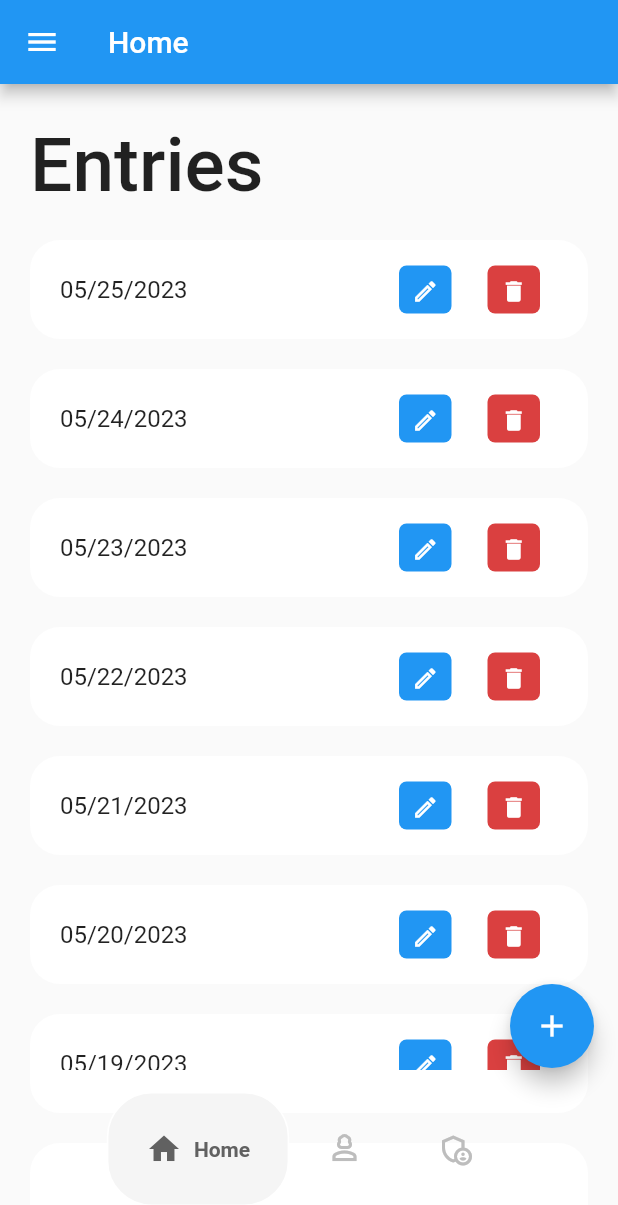
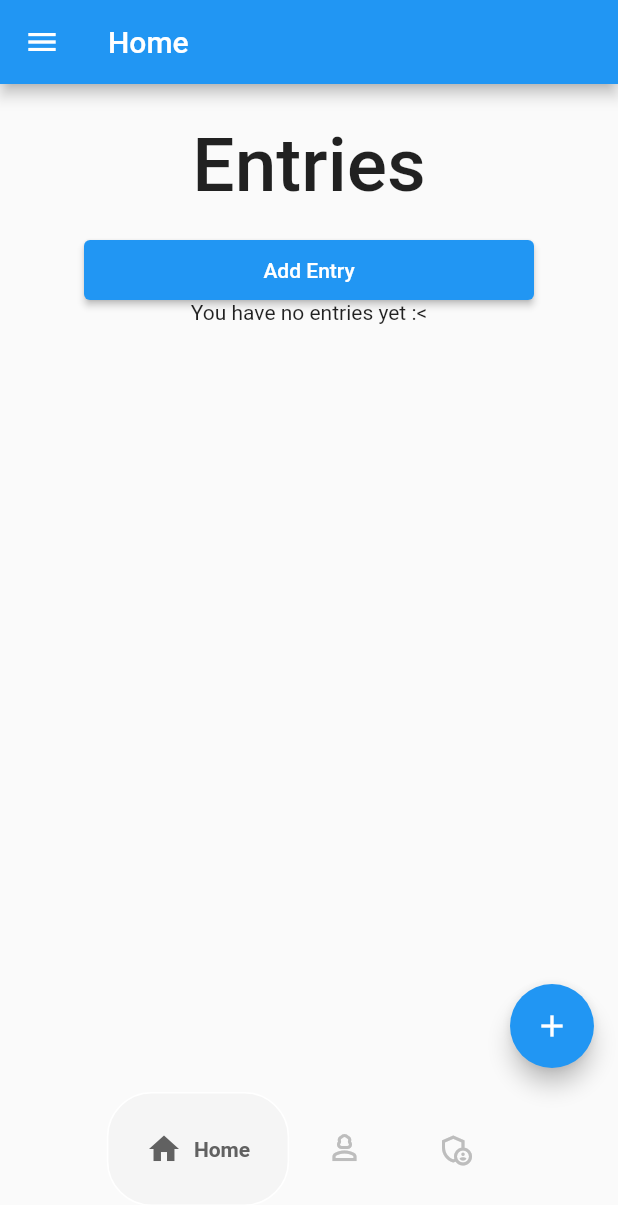
Before and after one commit to CMSC-23-2nd-Sem-2022-2023/project-atienza_iloso_natividad_taag, a Flutter app: the screen it shows once a user with an empty profile is signed in, on a phone screen of 412 x 824 dp. Shown: the top 1205 px of the screen. Run offline on Flutter 3.47's test engine with Material 2 defaults, Android fonts, the phone set to English and light mode, and no system bars; drawn by our look-alikes of google_nav_bar; our stand-ins replace cloud_firestore, firebase_auth, firebase_core; accounts and stored records are empty.

Commit message:
feat: added entry model and provider. TODO: fix history_page

```diff
--- a/lib/main.dart
+++ b/lib/main.dart
@@ -1,10 +1,12 @@
+import 'package:cmsc23_b5l_project/providers/entry_provider.dart';
 import 'package:flutter/material.dart';
 import 'package:provider/provider.dart';
-import '../providers/auth_provider.dart';
-import '../providers/user_provider.dart';
-import 'screens/home_page.dart';
-import 'screens/user_details.dart';
-import '../screens/login.dart';
+import 'package:cmsc23_b5l_project/providers/auth_provider.dart';
+import 'package:cmsc23_b5l_project/providers/user_provider.dart';
+import 'package:cmsc23_b5l_project/screens/home_page.dart';
+import 'package:cmsc23_b5l_project/screens/user_details.dart';
+import 'package:cmsc23_b5l_project/screens/add_entry_page.dart';
+import 'package:cmsc23_b5l_project/screens/login.dart';
 import 'package:firebase_core/firebase_core.dart';
 import 'firebase_options.dart';
 
@@ -19,6 +21,7 @@ void main() async {
       providers: [
         ChangeNotifierProvider(create: ((context) => AuthProvider())),
         ChangeNotifierProvider(create: ((context) => UserProvider())),
+        ChangeNotifierProvider(create: ((context) => EntryProvider())),
       ],
       child: MyApp(),
     ),
@@ -41,6 +44,7 @@ class MyApp extends StatelessWidget {
         '/': (context) => const HomePage(),
         '/login': (context) => const LoginPage(),
         '/home': (context) => const LoginPage(),
+        '/add_entry': (context) => const AddEntryPage(),
         '/user_details': (context) => const UserDetailsPage(),
       },
     );
--- a/lib/models/entry.dart
+++ b/lib/models/entry.dart
@@ -1,25 +1,54 @@
+import 'dart:convert';
+
 class Entry{
-  String ? id;
-  String ? date;
+  String? id;
+  String date;
+  String username;
+  Map<String, dynamic> illnesses;
 
   Entry(
     {
-      required this.id,
+      this.id,
       required this.date,
+      required this.username,
+      required this.illnesses,
     }
   );
 
+  factory Entry.fromJson(Map<String, dynamic> json) {
+    return Entry(
+        id: json['id'],
+        date: json['date'],
+        username: json['username'],
+        illnesses: json['illnesses'],
+        );
+  }
+
+  static List<Entry> fromJsonArray(String jsonData) {
+    final Iterable<dynamic> data = jsonDecode(jsonData);
+    return data.map<Entry>((dynamic d) => Entry.fromJson(d)).toList();
+  }
+
+  Map<String, dynamic> toJson(Entry entry) {
+    return {
+      'id': entry.id,
+      'date': entry.date,
+      'username': entry.username,
+      'illnesses': entry.illnesses,
+    };
+  }
+
   static List<Entry> entryList(){
     return [
-      Entry(id:'01', date:'05/25/2023'),
-      Entry(id:'02', date:'05/24/2023'),
-      Entry(id:'03', date:'05/23/2023'),
-      Entry(id:'04', date:'05/22/2023'),
-      Entry(id:'05', date:'05/21/2023'),
-      Entry(id:'06', date:'05/20/2023'),
-      Entry(id:'07', date:'05/19/2023'),
-      Entry(id:'08', date:'05/18/2023'),
-      Entry(id:'09', date:'05/217/2023'),
+      Entry(id:'01', date:'05/25/2023', illnesses: {}, username: ''),
+      Entry(id:'02', date:'05/24/2023', illnesses: {}, username: ''),
+      Entry(id:'03', date:'05/23/2023', illnesses: {}, username: ''),
+      Entry(id:'04', date:'05/22/2023', illnesses: {}, username: ''),
+      Entry(id:'05', date:'05/21/2023', illnesses: {}, username: ''),
+      Entry(id:'06', date:'05/20/2023', illnesses: {}, username: ''),
+      Entry(id:'07', date:'05/19/2023', illnesses: {}, username: ''),
+      Entry(id:'08', date:'05/18/2023', illnesses: {}, username: ''),
+      Entry(id:'09', date:'05/217/2023', illnesses: {}, username: ''),
     ];
   }
 }
--- a/lib/screens/history_page.dart
+++ b/lib/screens/history_page.dart
@@ -1,7 +1,12 @@
+import 'package:cloud_firestore/cloud_firestore.dart';
 import 'package:cmsc23_b5l_project/models/entry.dart';
+import 'package:cmsc23_b5l_project/providers/user_provider.dart';
 import 'package:cmsc23_b5l_project/widgets/entry_item.dart';
 import 'package:flutter/material.dart';
 import 'package:flutter/src/widgets/placeholder.dart';
+import 'package:provider/provider.dart';
+
+import '../providers/entry_provider.dart';
 
 class HistoryPage extends StatefulWidget {
   const HistoryPage({super.key});
@@ -11,39 +16,110 @@ class HistoryPage extends StatefulWidget {
 }
 
 class _HistoryPageState extends State<HistoryPage> {
-    final entryList = Entry.entryList();
+  final entryList = Entry.entryList();
 
   @override
-  Widget build(BuildContext context) { // TODO : Confirm use of stack; found unnecessary at current layout.
-    return      // Stack(
+  Widget build(BuildContext context) {
+    // TODO : Confirm use of stack; found unnecessary at current layout.
+    // TODO : Add conditional for user, admin, emonitor view
+    // Stream<QuerySnapshot> entryStream = context.watch<UserProvider>().entries;
+
+    return // Stack(
         //children: [
-          Container(
-            padding: const EdgeInsets.symmetric(horizontal: 20, vertical: 15),
-            child: Column(
-              children: [
-                // searchBox(),
-                Expanded(
-                  child: ListView(
-                    children: [
-                      Container(
-                        // color:Colors.blue,
-                        margin: const EdgeInsets.only(top:10, bottom:20),
-                        child: Text('Entries', style: TextStyle(fontSize:50, fontWeight: FontWeight.w500),)
-                      ),
+        Container(
+      padding: const EdgeInsets.symmetric(horizontal: 20, vertical: 15),
+      child: buildEntries(),
 
-                      for(Entry entry in entryList)
-                        EntryItem(
-                          entry: entry,
-                          onEntryEdit: (){},
-                          onEntryDelete: (){},
-                        )
-                    ],
+      // for (Entry entry in entryList)
+      //   EntryItem(
+      //     entry: entry,
+      //     onEntryEdit: () {},
+      //     onEntryDelete: () {},
+      //   )
+      //),
+      //]
+    );
+  }
+
+  Widget buildEntries() {
+    Stream<QuerySnapshot> entryStream = context.watch<UserProvider>().entries;
+    return Center(
+        child: Column(children: [
+      Container(
+          // color:Colors.blue,
+          margin: const EdgeInsets.only(top: 10, bottom: 20),
+          child: const Text(
+            'Entries',
+            style: TextStyle(fontSize: 50, fontWeight: FontWeight.w500),
+          )),
+      Flexible(
+          child: StreamBuilder(
+        stream: entryStream,
+        builder: (context, snapshot) {
+          if (snapshot.hasError) {
+            return Center(
+              child: Text("Error encountered! ${snapshot.error}"),
+            );
+          } else if (snapshot.connectionState == ConnectionState.waiting) {
+            return const Center(
+              child: CircularProgressIndicator(),
+            );
+          } else if (snapshot.data!.docs.isEmpty) {
+            return Center(
+              child: Column(
+                children: [
+                  SizedBox(
+                    width: 300.0,
+                    height: 40.0,
+                    // height: 100.0,
+                    child: ElevatedButton(
+                      onPressed: () {
+                        Entry entry = Entry.fromJson(snapshot.data?.docs[0]
+                            .data() as Map<String, dynamic>);
+                        print(entry);
+                      },
+                      child: const Text('Add Entry',
+                          style: TextStyle(color: Colors.white)),
+                    ),
                   ),
+                  Text("You have no entries yet :<")
+                ],
+              ),
+            );
+          }
+          return Column(
+            children: [
+              SizedBox(
+                width: 300.0,
+                height: 40.0,
+                // height: 100.0,
+                child: ElevatedButton(
+                  onPressed: () {
+                    Entry entry = Entry.fromJson(
+                        snapshot.data?.docs[0].data() as Map<String, dynamic>);
+                    print(entry);
+                  },
+                  child: const Text('Add Entry',
+                      style: TextStyle(color: Colors.white)),
                 ),
-              ]
-            ),
-          //),
-        //]
-      );
+              ),
+              ListView.builder(
+                itemCount: snapshot.data?.docs.length,
+                itemBuilder: ((context, index) {
+                  Entry entry = Entry.fromJson(snapshot.data?.docs[index].data()
+                      as Map<String, dynamic>);
+                  entry.id = snapshot.data?.docs[index].id;
+                  return EntryItem(
+                      key: Key(entry.id!),
+                      entry: entry,
+                      onEntryEdit: () {},
+                      onEntryDelete: () {});
+                }),
+              )
+            ],
+          );
+        },
+      ))
+    ]));
   }
 }
--- a/lib/screens/home_page.dart
+++ b/lib/screens/home_page.dart
@@ -1,3 +1,4 @@
+import 'package:cmsc23_b5l_project/screens/add_entry_page.dart';
 import 'package:cmsc23_b5l_project/screens/history_page.dart';
 import 'package:cmsc23_b5l_project/screens/profile_page.dart';
 import 'package:cmsc23_b5l_project/screens/admin_page.dart';
@@ -43,6 +44,11 @@ class _HomePageState extends State<HomePage> {
 
   @override
   Widget build(BuildContext context) {
+
+    bool _hasEntryToday = false;
+    // Debugging
+    _hasEntryToday = true;
+
     Stream<User?> userStream = context.watch<AuthProvider>().uStream;
 
     return StreamBuilder(
@@ -119,7 +125,11 @@ class _HomePageState extends State<HomePage> {
           visible: true,
           child: FloatingActionButton(
             onPressed: () {
-              print('yeet');
+              Navigator.of(context).push(
+            MaterialPageRoute(
+              builder: (context) => const AddEntryPage(),
+            ),
+          );
             },
             child: const Icon(Icons.add),
           ),
--- a/pubspec.yaml
+++ b/pubspec.yaml
@@ -41,6 +41,7 @@ dependencies:
   cloud_firestore: ^4.7.1
   firebase_auth: ^4.6.1
   google_nav_bar: ^5.0.6
+  intl: ^0.18.1
 
 dev_dependencies:
   flutter_test:
```
Also changed, not shown: lib/api/firebase_entry_api.dart (added, +50 -0 lines), lib/api/firebase_user_api.dart (+0 -8 lines), lib/providers/entry_provider.dart (added, +42 -0 lines), lib/screens/add_entry_page.dart (+36 -12 lines), pubspec.lock. Lines whose indentation alone changed are shown as unchanged.
